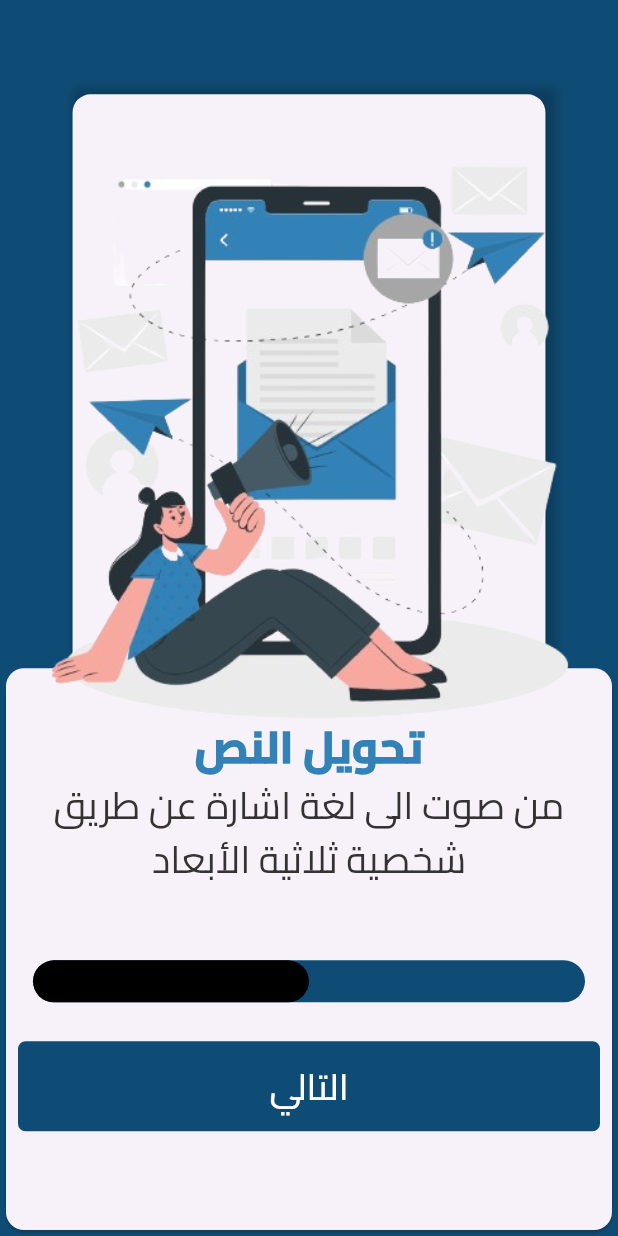
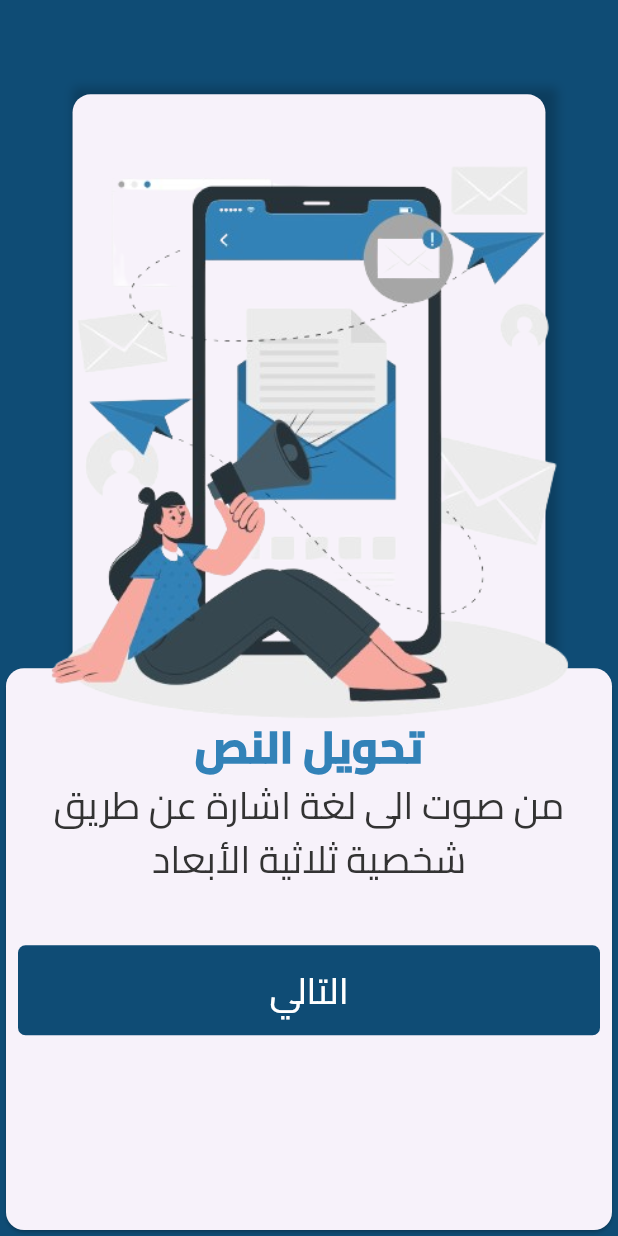
Before and after one commit to MahmoudYasserElbanna/flutter_sign_language_gp_app, a Flutter app: the screen it shows after launch, on a phone screen of 412 x 824 dp. Run offline on Flutter 3.47's test engine with Material 3 defaults, Android fonts, the phone set to English and light mode, and no system bars; our stand-ins replace firebase_core, firebase_storage, flutter_screenutil, font_awesome_flutter; accounts and stored records are empty.

Commit message:
update progress bar

```diff
--- a/lib/widgets/custom_container.dart
+++ b/lib/widgets/custom_container.dart
@@ -41,7 +41,6 @@ class CustomContainer extends StatelessWidget {
               textAlign: TextAlign.center,
             ),
             SizedBox(height: 32.h),
-            const CustomProgressBar(),
             CustomButton(
               buttonLabel: 'التالي',
               buttonColor: kPrimaryColor,
--- a/lib/widgets/custom_progress_bar.dart
+++ b/lib/widgets/custom_progress_bar.dart
@@ -1,49 +1,21 @@
 import 'package:flutter/material.dart';
 import 'package:sign_language_gp_app/constants.dart';
 
-class CustomProgressBar extends StatefulWidget {
-  const CustomProgressBar({super.key});
+class CustomProgressBar extends StatelessWidget {
+  final double value;
 
-  @override
-  State<CustomProgressBar> createState() => _CustomProgressBar();
-}
-
-/// AnimationControllers can be created with `vsync: this` because of TickerProviderStateMixin.
-class _CustomProgressBar extends State<CustomProgressBar>
-    with TickerProviderStateMixin {
-  late AnimationController controller;
-  @override
-  void initState() {
-    controller = AnimationController(
-      vsync: this,
-      duration: const Duration(seconds: 5),
-    )..addListener(() {
-        setState(() {});
-      });
-    controller.forward();
-    super.initState();
-  }
-
-  @override
-  void dispose() {
-    controller.dispose();
-    super.dispose();
-  }
+  const CustomProgressBar({Key? key, required this.value}) : super(key: key);
 
   @override
   Widget build(BuildContext context) {
     return Padding(
-      padding: const EdgeInsets.all(16.0),
-      child: Container(
-        padding: const EdgeInsets.all(2.0),
-        height: 32,
-        child: LinearProgressIndicator(
-          color: Colors.black,
-          backgroundColor: kPrimaryColor,
-          minHeight: 10,
-          borderRadius: const BorderRadius.all(Radius.circular(15)),
-          value: controller.value = 0.5,
-        ),
+      padding: const EdgeInsets.only(left: 16, right: 16, bottom: 8),
+      child: LinearProgressIndicator(
+        borderRadius: BorderRadius.circular(16),
+        value: value,
+        minHeight: 20,
+        backgroundColor: Colors.grey[400],
+        valueColor: AlwaysStoppedAnimation<Color>(kPrimaryColor),
       ),
     );
   }
```
Also changed, not shown: 1 other file.
